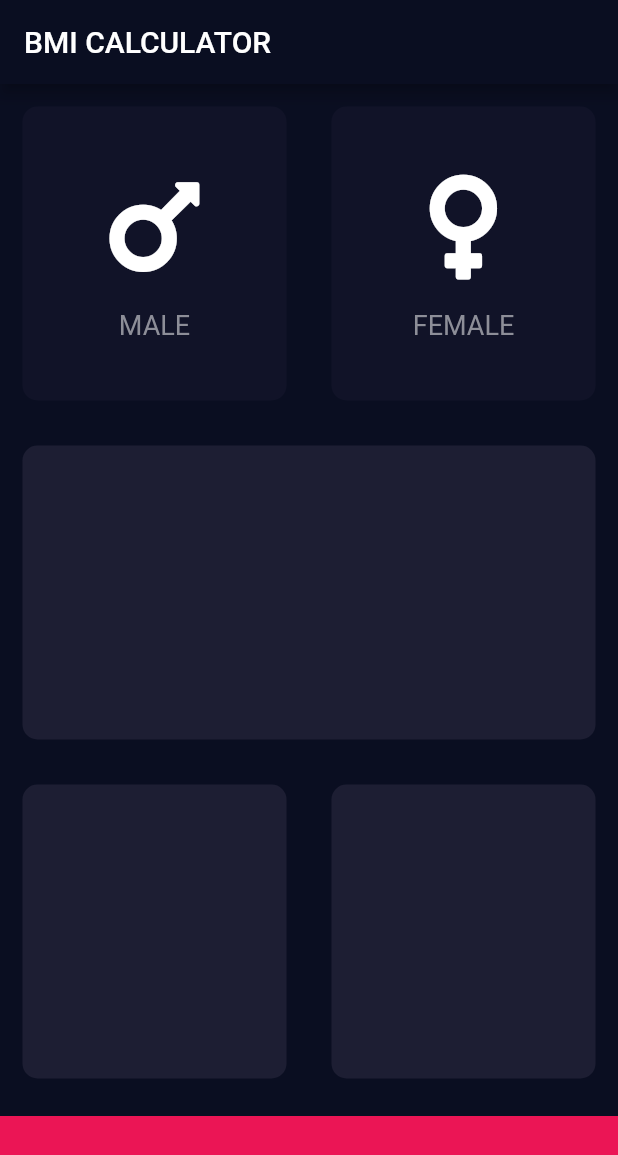
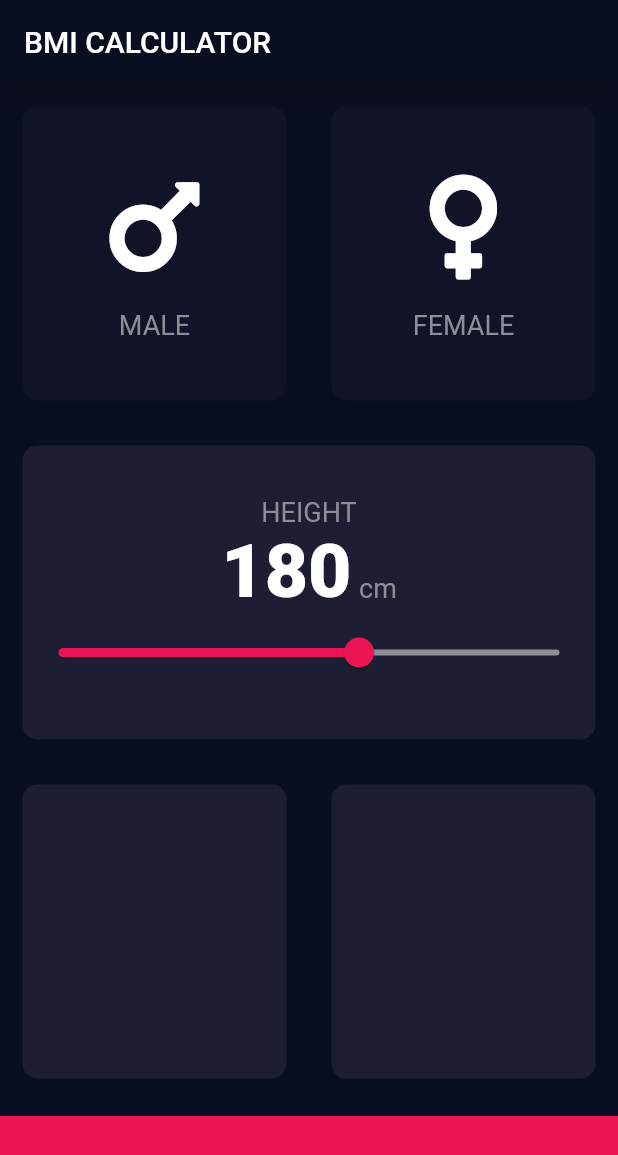
Before and after one commit to Aspabac/BMI_Calculator_flutter, a Flutter app: the screen it shows after launch, on a phone screen of 412 x 824 dp. Shown: the top 1155 px of the screen. Run offline on Flutter 3.47's test engine with Material 2 defaults, Android fonts, the phone set to English and light mode, and no system bars; our stand-ins replace font_awesome_flutter.

Commit message:
made a slider that is all done with layout and function

```diff
--- /dev/null
+++ b/lib/constants.dart
@@ -0,0 +1,19 @@
+import 'package:flutter/material.dart';
+
+
+const kBottomContainerHeight = 80.0;
+const kActiveCardColor = Color(0xFF1D1E33);
+const kInactiveCardColor = Color(0xFF111328);
+const kBottomContainerColor = Color(0xFFEB1555);
+
+const kIconSize = 80.0;
+const kGapSize = 15.0;
+const kLabelTextStyle = TextStyle(
+  fontSize: 18.0,
+  color: Color(0xFF8D8E98),
+);
+
+const kNumberStyle = TextStyle(
+  fontSize: 50.0,
+  fontWeight: FontWeight.w900,
+);
--- a/lib/icon_content.dart
+++ b/lib/icon_content.dart
@@ -1,11 +1,5 @@
 import 'package:flutter/material.dart';
-
-const genderTextStyle = TextStyle(
-  fontSize: 18.0,
-  color: Color(0xFF8D8E98),
-);
-const iconSize = 80.0;
-const gapSize = 15.0;
+import 'package:bmi_calculator/constants.dart';
 
 
 class IconContent extends StatelessWidget {
@@ -21,14 +15,14 @@ class IconContent extends StatelessWidget {
       children: [
         Icon(
           icon,
-          size: iconSize,
+          size: kIconSize,
         ),
         SizedBox(
-          height: gapSize,
+          height: kGapSize,
         ),
         Text(
-          label,
-          style: genderTextStyle,
+          label ,
+          style: kLabelTextStyle,
         )
       ],
     );
--- a/lib/input_page.dart
+++ b/lib/input_page.dart
@@ -2,11 +2,7 @@ import 'package:flutter/material.dart';
 import 'package:font_awesome_flutter/font_awesome_flutter.dart';
 import 'package:bmi_calculator/icon_content.dart';
 import 'package:bmi_calculator/reusable_card.dart';
-
-const bottomContainerHeight = 80.0;
-const activeCardColor = Color(0xFF1D1E33);
-const inactiveCardColor = Color(0xFF111328);
-const bottomContainerColor = Color(0xFFEB1555);
+import 'package:bmi_calculator/constants.dart';
 
 enum Gender {
   male,
@@ -20,6 +16,7 @@ class InputPage extends StatefulWidget {
 
 class _InputPageState extends State<InputPage> {
   Gender selectedGender;
+  int height = 180;
 
   @override
   Widget build(BuildContext context) {
@@ -28,21 +25,21 @@ class _InputPageState extends State<InputPage> {
           title: Text('BMI CALCULATOR'),
         ),
         body: Column(
+          crossAxisAlignment: CrossAxisAlignment.stretch,
           children: [
             Expanded(
               child: Row(
-                crossAxisAlignment: CrossAxisAlignment.stretch,
                 children: [
                   Expanded(
                     child: ReusableCard(
-                      onPress: (){
+                      onPress: () {
                         setState(() {
                           selectedGender = Gender.male;
                         });
-                    },
+                      },
                       colour: selectedGender == Gender.male
-                          ? activeCardColor
-                          : inactiveCardColor,
+                          ? kActiveCardColor
+                          : kInactiveCardColor,
                       cardChild: IconContent(
                         icon: FontAwesomeIcons.mars,
                         label: 'MALE',
@@ -51,14 +48,14 @@ class _InputPageState extends State<InputPage> {
                   ),
                   Expanded(
                     child: ReusableCard(
-                      onPress: (){
+                      onPress: () {
                         setState(() {
                           selectedGender = Gender.female;
                         });
                       },
                       colour: selectedGender == Gender.female
-                          ? activeCardColor
-                          : inactiveCardColor,
+                          ? kActiveCardColor
+                          : kInactiveCardColor,
                       cardChild: IconContent(
                         icon: FontAwesomeIcons.venus,
                         label: 'FEMALE',
@@ -69,26 +66,68 @@ class _InputPageState extends State<InputPage> {
               ),
             ),
             Expanded(
-              child: ReusableCard(colour: activeCardColor),
+              child: ReusableCard(
+                colour: kActiveCardColor,
+                cardChild: Column(
+                  mainAxisAlignment: MainAxisAlignment.center,
+                  children: [
+                    Text(
+                      'HEIGHT',
+                      style: kLabelTextStyle,
+                    ),
+                    Row(
+                      mainAxisAlignment: MainAxisAlignment.center,
+                      crossAxisAlignment: CrossAxisAlignment.baseline,
+                      //actually below code isn't necessary
+                      textBaseline: TextBaseline.alphabetic,
+                      children: [
+                        Text(
+                          height.toString(),
+                          style: kNumberStyle,
+                        ),
+                        SizedBox(
+                          width: 5.0,
+                        ),
+                        Text(
+                          'cm',
+                          style: kLabelTextStyle,
+                        )
+                      ],
+                    ),
+                    Slider(
+                      value: height.toDouble(),
+                      min: 120.0,
+                      max: 220.0,
+                      activeColor: Color(0xFFEB1555),
+                      inactiveColor: Color(0xFF8D8E98),
+                      onChanged: (double newValue){
+                        setState(() {
+                          height = newValue.round();
+                        });
+                      },
+                    )
+                  ],
+                ),
+              ),
             ),
             Expanded(
               child: Row(
                 crossAxisAlignment: CrossAxisAlignment.stretch,
                 children: [
                   Expanded(
-                    child: ReusableCard(colour: activeCardColor),
+                    child: ReusableCard(colour: kActiveCardColor),
                   ),
                   Expanded(
-                    child: ReusableCard(colour: activeCardColor),
+                    child: ReusableCard(colour: kActiveCardColor),
                   ),
                 ],
               ),
             ),
             Container(
-              color: bottomContainerColor,
+              color: kBottomContainerColor,
               margin: EdgeInsets.only(top: 10.0),
               width: double.infinity,
-              height: bottomContainerHeight,
+              height: kBottomContainerHeight,
             ),
           ],
         ));
```
